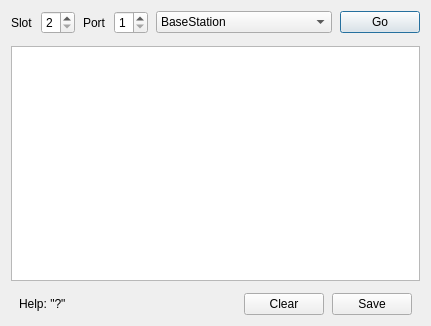
billkarsh/SpikeGLX, file Forms/IMBISTDlg.ui: the form before one commit.
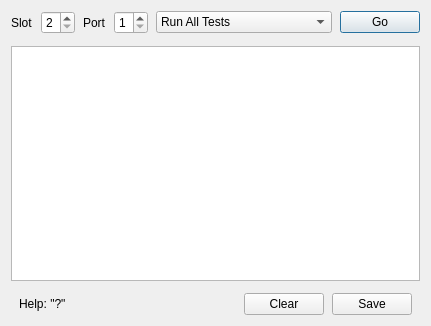
The form after the commit.

The edit to the form file:
```diff
--- a/Forms/IMBISTDlg.ui
+++ b/Forms/IMBISTDlg.ui
@@ -91,6 +91,11 @@
        <property name="focusPolicy">
         <enum>Qt::StrongFocus</enum>
        </property>
+       <item>
+        <property name="text">
+         <string>Run All Tests</string>
+        </property>
+       </item>
        <item>
         <property name="text">
          <string>BaseStation</string>
```
Left out of the diff: 57 changed lines with no effect on the pictures.
